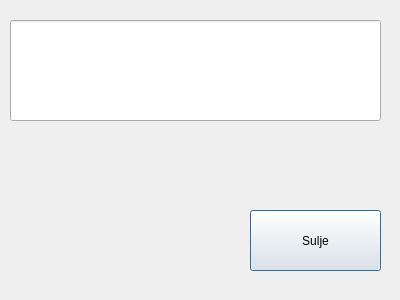
First picture: the form in bankautomat/consolesaldo.ui, repository tvt21kmo-bank-project/group_5, before the edit.
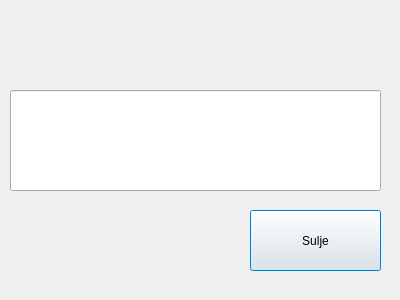
Second picture: the form after the edit.

Patch:
```diff
--- a/bankautomat/consolesaldo.ui
+++ b/bankautomat/consolesaldo.ui
@@ -30,11 +30,14 @@
    <property name="geometry">
     <rect>
      <x>10</x>
-     <y>20</y>
+     <y>90</y>
      <width>371</width>
      <height>101</height>
     </rect>
    </property>
+   <property name="text">
+    <string/>
+   </property>
   </widget>
  </widget>
  <resources/>
```
